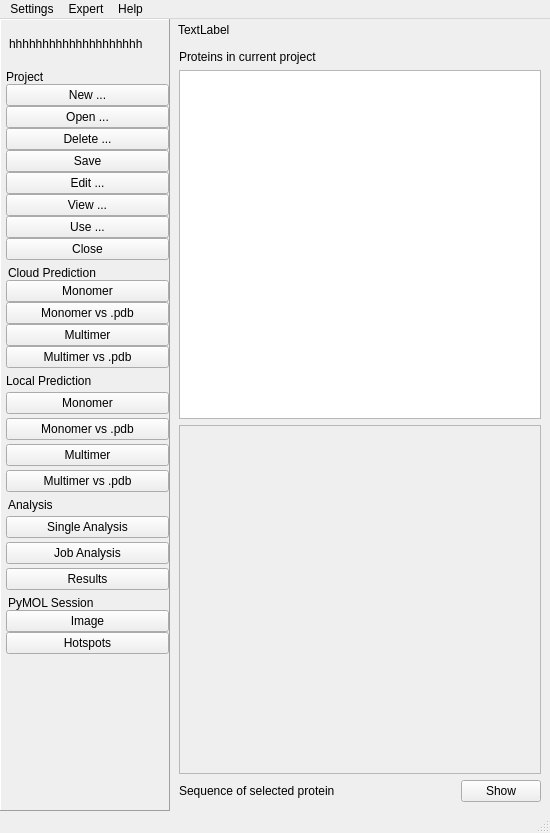
First picture: the form in pyssa/gui/ui/forms/mainWindow_alt.ui, repository urban233/PySSA, before the edit.
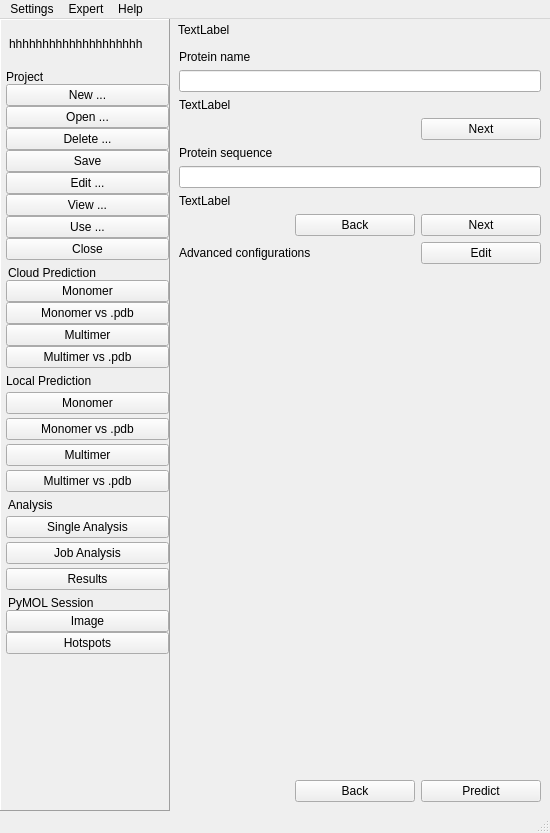
Second picture: the form after the edit. The open tabs and pages were chosen to show the change. Icons and pictures are not drawn.

```diff
--- a/pyssa/gui/ui/forms/mainWindow_alt.ui
+++ b/pyssa/gui/ui/forms/mainWindow_alt.ui
@@ -3026,6 +3026,441 @@
               </item>
              </layout>
             </widget>
+            <widget class="QWidget" name="use_page">
+             <layout class="QVBoxLayout" name="verticalLayout_71">
+              <item>
+               <layout class="QVBoxLayout" name="verticalLayout_67">
+                <item>
+                 <widget class="QLabel" name="lbl_use_project_name">
+                  <property name="text">
+                   <string>Project name</string>
+                  </property>
+                 </widget>
+                </item>
+                <item>
+                 <widget class="QLineEdit" name="txt_use_project_name"/>
+                </item>
+                <item>
+                 <widget class="QLabel" name="lbl_use_status_project_name">
+                  <property name="text">
+                   <string>TextLabel</string>
+                  </property>
+                 </widget>
+                </item>
+               </layout>
+              </item>
+              <item>
+               <widget class="QListWidget" name="list_use_existing_projects"/>
+              </item>
+              <item>
+               <layout class="QHBoxLayout" name="horizontalLayout_41">
+                <item>
+                 <spacer name="horizontalSpacer_31">
+                  <property name="orientation">
+                   <enum>Qt::Horizontal</enum>
+                  </property>
+                  <property name="sizeHint" stdset="0">
+                   <size>
+                    <width>40</width>
+                    <height>20</height>
+                   </size>
+                  </property>
+                 </spacer>
+                </item>
+                <item>
+                 <widget class="QPushButton" name="btn_use_next">
+                  <property name="text">
+                   <string>Next</string>
+                  </property>
+                 </widget>
+                </item>
+               </layout>
+              </item>
+              <item>
+               <spacer name="verticalSpacer_6">
+                <property name="orientation">
+                 <enum>Qt::Vertical</enum>
+                </property>
+                <property name="sizeType">
+                 <enum>QSizePolicy::MinimumExpanding</enum>
+                </property>
+                <property name="sizeHint" stdset="0">
+                 <size>
+                  <width>20</width>
+                  <height>18</height>
+                 </size>
+                </property>
+               </spacer>
+              </item>
+              <item>
+               <layout class="QVBoxLayout" name="verticalLayout_68">
+                <item>
+                 <widget class="QLabel" name="lbl_use_search">
+                  <property name="text">
+                   <string>Search</string>
+                  </property>
+                 </widget>
+                </item>
+                <item>
+                 <widget class="QLineEdit" name="txt_use_search"/>
+                </item>
+                <item>
+                 <widget class="QLabel" name="lbl_use_status_search">
+                  <property name="text">
+                   <string>TextLabel</string>
+                  </property>
+                 </widget>
+                </item>
+               </layout>
+              </item>
+              <item>
+               <layout class="QVBoxLayout" name="verticalLayout_70">
+                <item>
+                 <widget class="QLabel" name="lbl_use_available_protein_structures">
+                  <property name="text">
+                   <string>Available protein structures</string>
+                  </property>
+                 </widget>
+                </item>
+                <item>
+                 <widget class="QListWidget" name="list_use_available_protein_structures"/>
+                </item>
+                <item>
+                 <layout class="QHBoxLayout" name="horizontalLayout_40">
+                  <item>
+                   <spacer name="horizontalSpacer_29">
+                    <property name="orientation">
+                     <enum>Qt::Horizontal</enum>
+                    </property>
+                    <property name="sizeHint" stdset="0">
+                     <size>
+                      <width>40</width>
+                      <height>20</height>
+                     </size>
+                    </property>
+                   </spacer>
+                  </item>
+                  <item>
+                   <widget class="QPushButton" name="btn_use_add_available_protein_structures">
+                    <property name="text">
+                     <string>Add</string>
+                    </property>
+                   </widget>
+                  </item>
+                 </layout>
+                </item>
+               </layout>
+              </item>
+              <item>
+               <layout class="QVBoxLayout" name="verticalLayout_69">
+                <item>
+                 <widget class="QLabel" name="lbl_use_selected_protein_structures">
+                  <property name="text">
+                   <string>Protein structures in new project</string>
+                  </property>
+                 </widget>
+                </item>
+                <item>
+                 <widget class="QListWidget" name="list_use_selected_protein_structures"/>
+                </item>
+                <item>
+                 <layout class="QHBoxLayout" name="horizontalLayout_39">
+                  <item>
+                   <spacer name="horizontalSpacer_28">
+                    <property name="orientation">
+                     <enum>Qt::Horizontal</enum>
+                    </property>
+                    <property name="sizeHint" stdset="0">
+                     <size>
+                      <width>40</width>
+                      <height>20</height>
+                     </size>
+                    </property>
+                   </spacer>
+                  </item>
+                  <item>
+                   <widget class="QPushButton" name="btn_use_remove_selected_protein_structures">
+                    <property name="text">
+                     <string>Remove</string>
+                    </property>
+                   </widget>
+                  </item>
+                 </layout>
+                </item>
+               </layout>
+              </item>
+              <item>
+               <layout class="QHBoxLayout" name="horizontalLayout_42">
+                <item>
+                 <widget class="QLabel" name="lbl_use_new_project">
+                  <property name="text">
+                   <string>New project</string>
+                  </property>
+                 </widget>
+                </item>
+                <item>
+                 <spacer name="horizontalSpacer_30">
+                  <property name="orientation">
+                   <enum>Qt::Horizontal</enum>
+                  </property>
+                  <property name="sizeHint" stdset="0">
+                   <size>
+                    <width>40</width>
+                    <height>20</height>
+                   </size>
+                  </property>
+                 </spacer>
+                </item>
+                <item>
+                 <widget class="QPushButton" name="btn_use_back">
+                  <property name="text">
+                   <string>Back</string>
+                  </property>
+                 </widget>
+                </item>
+                <item>
+                 <widget class="QPushButton" name="btn_use_create_new_project">
+                  <property name="text">
+                   <string>Create</string>
+                  </property>
+                 </widget>
+                </item>
+               </layout>
+              </item>
+             </layout>
+            </widget>
+            <widget class="QWidget" name="page">
+             <layout class="QVBoxLayout" name="verticalLayout_74">
+              <item>
+               <layout class="QVBoxLayout" name="verticalLayout_73">
+                <item>
+                 <widget class="QLabel" name="lbl_local_pred_mono_protein_name">
+                  <property name="text">
+                   <string>Protein name</string>
+                  </property>
+                 </widget>
+                </item>
+                <item>
+                 <widget class="QLineEdit" name="txt_local_pred_mono_protein_name"/>
+                </item>
+                <item>
+                 <widget class="QLabel" name="lbl_local_pred_mono_status_protein_name">
+                  <property name="text">
+                   <string>TextLabel</string>
+                  </property>
+                 </widget>
+                </item>
+               </layout>
+              </item>
+              <item>
+               <layout class="QHBoxLayout" name="horizontalLayout_45">
+                <item>
+                 <spacer name="horizontalSpacer_34">
+                  <property name="orientation">
+                   <enum>Qt::Horizontal</enum>
+                  </property>
+                  <property name="sizeHint" stdset="0">
+                   <size>
+                    <width>40</width>
+                    <height>20</height>
+                   </size>
+                  </property>
+                 </spacer>
+                </item>
+                <item>
+                 <widget class="QPushButton" name="btn_local_pred_mono_next">
+                  <property name="minimumSize">
+                   <size>
+                    <width>120</width>
+                    <height>0</height>
+                   </size>
+                  </property>
+                  <property name="text">
+                   <string>Next</string>
+                  </property>
+                 </widget>
+                </item>
+               </layout>
+              </item>
+              <item>
+               <layout class="QVBoxLayout" name="verticalLayout_72">
+                <item>
+                 <widget class="QLabel" name="lbl_local_pred_mono_prot_seq">
+                  <property name="text">
+                   <string>Protein sequence</string>
+                  </property>
+                 </widget>
+                </item>
+                <item>
+                 <widget class="QLineEdit" name="txt_local_pred_mono_prot_seq"/>
+                </item>
+                <item>
+                 <widget class="QLabel" name="lbl_local_pred_mono_status_prot_seq">
+                  <property name="text">
+                   <string>TextLabel</string>
+                  </property>
+                 </widget>
+                </item>
+               </layout>
+              </item>
+              <item>
+               <layout class="QHBoxLayout" name="horizontalLayout_44">
+                <item>
+                 <spacer name="horizontalSpacer_32">
+                  <property name="orientation">
+                   <enum>Qt::Horizontal</enum>
+                  </property>
+                  <property name="sizeHint" stdset="0">
+                   <size>
+                    <width>40</width>
+                    <height>20</height>
+                   </size>
+                  </property>
+                 </spacer>
+                </item>
+                <item>
+                 <widget class="QPushButton" name="btn_local_pred_mono_back">
+                  <property name="minimumSize">
+                   <size>
+                    <width>120</width>
+                    <height>0</height>
+                   </size>
+                  </property>
+                  <property name="maximumSize">
+                   <size>
+                    <width>120</width>
+                    <height>16777215</height>
+                   </size>
+                  </property>
+                  <property name="text">
+                   <string>Back</string>
+                  </property>
+                 </widget>
+                </item>
+                <item>
+                 <widget class="QPushButton" name="btn_local_pred_mono_next_2">
+                  <property name="minimumSize">
+                   <size>
+                    <width>120</width>
+                    <height>0</height>
+                   </size>
+                  </property>
+                  <property name="maximumSize">
+                   <size>
+                    <width>120</width>
+                    <height>16777215</height>
+                   </size>
+                  </property>
+                  <property name="text">
+                   <string>Next</string>
+                  </property>
+                 </widget>
+                </item>
+               </layout>
+              </item>
+              <item>
+               <layout class="QHBoxLayout" name="horizontalLayout_43">
+                <item>
+                 <widget class="QLabel" name="lbl_local_pred_mono_advanced_config">
+                  <property name="text">
+                   <string>Advanced configurations</string>
+                  </property>
+                 </widget>
+                </item>
+                <item>
+                 <widget class="QPushButton" name="btn_local_pred_mono_advanced_config">
+                  <property name="minimumSize">
+                   <size>
+                    <width>120</width>
+                    <height>0</height>
+                   </size>
+                  </property>
+                  <property name="maximumSize">
+                   <size>
+                    <width>120</width>
+                    <height>16777215</height>
+                   </size>
+                  </property>
+                  <property name="text">
+                   <string>Edit</string>
+                  </property>
+                 </widget>
+                </item>
+               </layout>
+              </item>
+              <item>
+               <spacer name="verticalSpacer_7">
+                <property name="orientation">
+                 <enum>Qt::Vertical</enum>
+                </property>
+                <property name="sizeType">
+                 <enum>QSizePolicy::MinimumExpanding</enum>
+                </property>
+                <property name="sizeHint" stdset="0">
+                 <size>
+                  <width>20</width>
+                  <height>431</height>
+                 </size>
+                </property>
+               </spacer>
+              </item>
+              <item>
+               <layout class="QHBoxLayout" name="horizontalLayout_46">
+                <item>
+                 <spacer name="horizontalSpacer_33">
+                  <property name="orientation">
+                   <enum>Qt::Horizontal</enum>
+                  </property>
+                  <property name="sizeHint" stdset="0">
+                   <size>
+                    <width>40</width>
+                    <height>20</height>
+                   </size>
+                  </property>
+                 </spacer>
+                </item>
+                <item>
+                 <widget class="QPushButton" name="btn_local_pred_mono_back_2">
+                  <property name="minimumSize">
+                   <size>
+                    <width>120</width>
+                    <height>0</height>
+                   </size>
+                  </property>
+                  <property name="maximumSize">
+                   <size>
+                    <width>120</width>
+                    <height>16777215</height>
+                   </size>
+                  </property>
+                  <property name="text">
+                   <string>Back</string>
+                  </property>
+                 </widget>
+                </item>
+                <item>
+                 <widget class="QPushButton" name="btn_local_pred_mono_predict">
+                  <property name="minimumSize">
+                   <size>
+                    <width>120</width>
+                    <height>0</height>
+                   </size>
+                  </property>
+                  <property name="maximumSize">
+                   <size>
+                    <width>120</width>
+                    <height>16777215</height>
+                   </size>
+                  </property>
+                  <property name="text">
+                   <string>Predict</string>
+                  </property>
+                 </widget>
+                </item>
+               </layout>
+              </item>
+             </layout>
+            </widget>
            </widget>
           </item>
          </layout>
```
Left out of the diff: 10 changed lines with no effect on the pictures.
